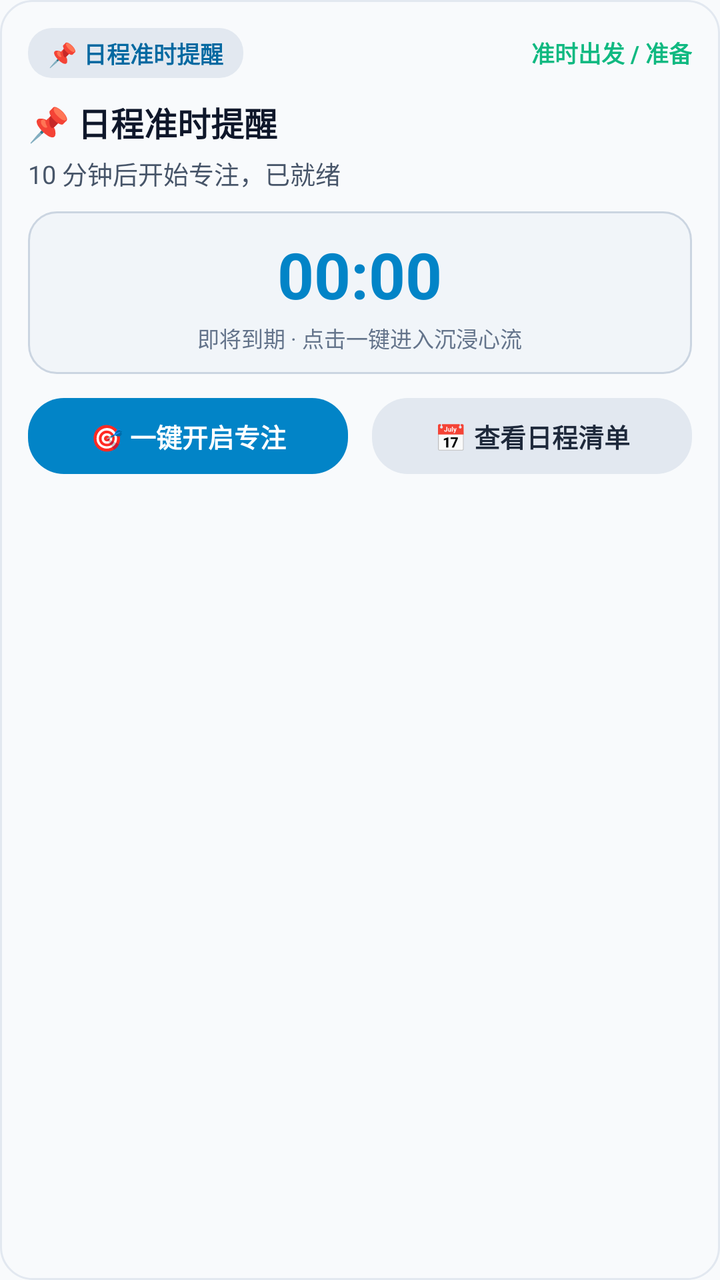
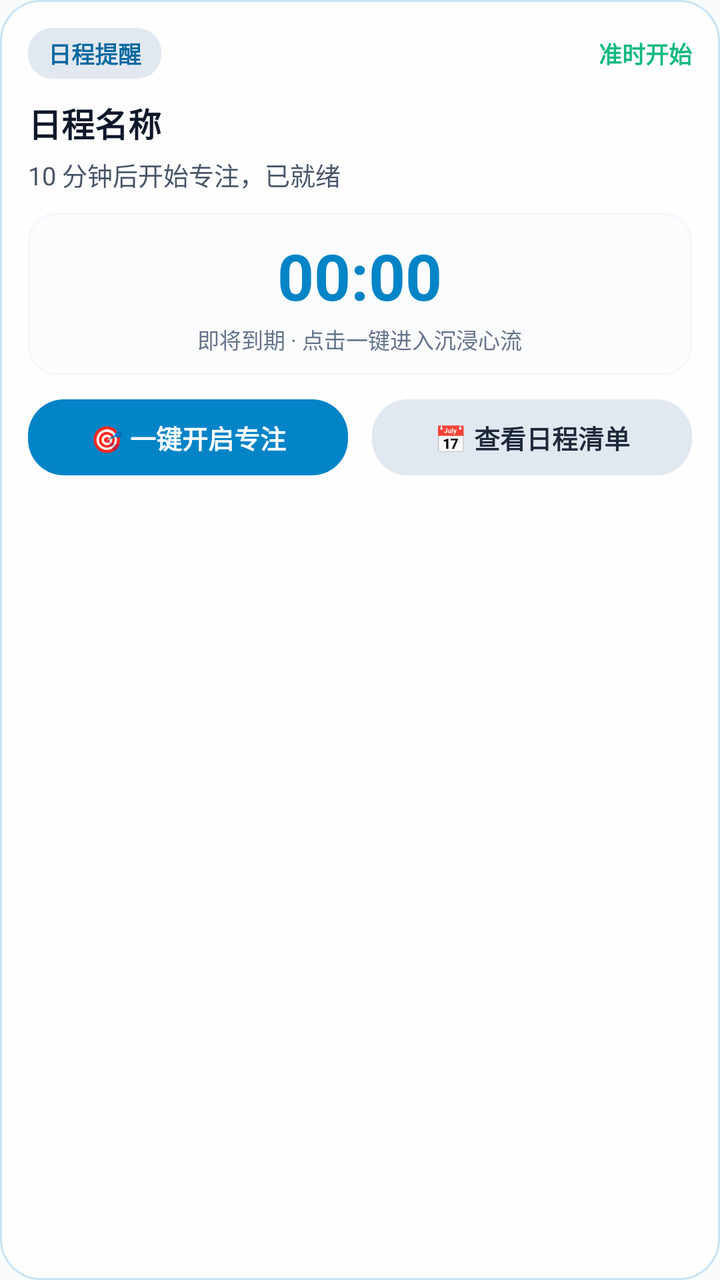

Two renders of the same Android screen: before a commit and after it. Below are the layout's source before the change and the commit's diff.
<!-- AndroidManifest.xml: application theme Theme.RMF -->
<!-- res/layout/notification_fluid_cloud_schedule_expanded.xml -->
<?xml version="1.0" encoding="utf-8"?>
<LinearLayout xmlns:android="http://schemas.android.com/apk/res/android"
    android:id="@+id/fluid_schedule_expanded_root"
    android:layout_width="match_parent"
    android:layout_height="wrap_content"
    android:orientation="vertical"
    android:background="@drawable/bg_fluid_card"
    android:padding="14dp">

    
    <LinearLayout
        android:layout_width="match_parent"
        android:layout_height="wrap_content"
        android:orientation="horizontal"
        android:gravity="center_vertical">

        <TextView
            android:id="@+id/fluid_schedule_expanded_header"
            android:layout_width="wrap_content"
            android:layout_height="wrap_content"
            android:paddingStart="10dp"
            android:paddingEnd="10dp"
            android:paddingTop="4dp"
            android:paddingBottom="4dp"
            android:text="📌 日程准时提醒"
            android:textColor="@color/fluid_notif_tag_text"
            android:textSize="11.5sp"
            android:textStyle="bold"
            android:background="@drawable/bg_fluid_tag" />

        <TextView
            android:layout_width="0dp"
            android:layout_height="wrap_content"
            android:layout_weight="1" />

        <TextView
            android:layout_width="wrap_content"
            android:layout_height="wrap_content"
            android:text="准时出发 / 准备"
            android:textColor="#10B981"
            android:textSize="11.5sp"
            android:textStyle="bold" />
    </LinearLayout>

    
    <TextView
        android:id="@+id/fluid_schedule_expanded_title"
        android:layout_width="match_parent"
        android:layout_height="wrap_content"
        android:layout_marginTop="10dp"
        android:text="📌 日程准时提醒"
        android:textColor="@color/fluid_notif_title"
        android:textSize="16.5sp"
        android:textStyle="bold"
        android:maxLines="2"
        android:ellipsize="end" />

    <TextView
        android:id="@+id/fluid_schedule_expanded_desc"
        android:layout_width="match_parent"
        android:layout_height="wrap_content"
        android:layout_marginTop="4dp"
        android:text="10 分钟后开始专注，已就绪"
        android:textColor="@color/fluid_notif_sub"
        android:textSize="12.5sp"
        android:maxLines="2"
        android:ellipsize="end" />

    
    <LinearLayout
        android:layout_width="match_parent"
        android:layout_height="wrap_content"
        android:layout_marginTop="10dp"
        android:orientation="vertical"
        android:gravity="center"
        android:paddingTop="10dp"
        android:paddingBottom="10dp"
        android:background="@drawable/bg_fluid_timer_pill">

        <Chronometer
            android:id="@+id/fluid_schedule_expanded_chronometer"
            android:layout_width="wrap_content"
            android:layout_height="wrap_content"
            android:gravity="center"
            android:textColor="@color/fluid_notif_chronometer"
            android:textSize="32sp"
            android:textStyle="bold" />

        <TextView
            android:layout_width="wrap_content"
            android:layout_height="wrap_content"
            android:layout_marginTop="2dp"
            android:gravity="center"
            android:text="即将到期 · 点击一键进入沉浸心流"
            android:textColor="@color/fluid_notif_muted"
            android:textSize="11sp" />
    </LinearLayout>

    
    <LinearLayout
        android:layout_width="match_parent"
        android:layout_height="wrap_content"
        android:layout_marginTop="12dp"
        android:orientation="horizontal"
        android:gravity="center">

        <TextView
            android:id="@+id/fluid_schedule_btn_focus"
            android:layout_width="0dp"
            android:layout_height="38dp"
            android:layout_weight="1"
            android:layout_marginEnd="6dp"
            android:gravity="center"
            android:text="🎯 一键开启专注"
            android:textColor="@color/fluid_notif_btn_primary_text"
            android:textSize="13sp"
            android:textStyle="bold"
            android:background="@drawable/bg_fluid_btn_primary" />

        <TextView
            android:id="@+id/fluid_schedule_btn_view"
            android:layout_width="0dp"
            android:layout_height="38dp"
            android:layout_weight="1"
            android:layout_marginStart="6dp"
            android:gravity="center"
            android:text="📅 查看日程清单"
            android:textColor="@color/fluid_notif_btn_secondary_text"
            android:textSize="13sp"
            android:textStyle="bold"
            android:background="@drawable/bg_fluid_btn_secondary" />
    </LinearLayout>

</LinearLayout>
<!-- resources referenced by this layout -->
<resources>
  <color name="fluid_notif_btn_primary_text">#FFFFFF</color>
  <color name="fluid_notif_btn_secondary_text">#1E293B</color>
  <color name="fluid_notif_chronometer">#0284C7</color>
  <color name="fluid_notif_muted">#64748B</color>
  <color name="fluid_notif_sub">#475569</color>
  <color name="fluid_notif_tag_text">#0369A1</color>
  <color name="fluid_notif_title">#0F172A</color>
  <!-- drawable bg_fluid_btn_primary (drawable) -->
  <?xml version="1.0" encoding="utf-8"?>
  <shape xmlns:android="http://schemas.android.com/apk/res/android"
      android:shape="rectangle">
      <corners android:radius="18dp" />
      <solid android:color="@color/fluid_notif_btn_primary_bg" />
  </shape>
  <!-- drawable bg_fluid_btn_secondary (drawable) -->
  <?xml version="1.0" encoding="utf-8"?>
  <shape xmlns:android="http://schemas.android.com/apk/res/android"
      android:shape="rectangle">
      <corners android:radius="18dp" />
      <solid android:color="@color/fluid_notif_btn_secondary_bg" />
  </shape>
  <!-- drawable bg_fluid_card (drawable) -->
  <?xml version="1.0" encoding="utf-8"?>
  <shape xmlns:android="http://schemas.android.com/apk/res/android"
      android:shape="rectangle">
      <corners android:radius="16dp" />
      <solid android:color="@color/fluid_notif_card_bg" />
      <stroke android:width="1dp" android:color="@color/fluid_notif_card_border" />
  </shape>
  <!-- drawable bg_fluid_tag (drawable) -->
  <?xml version="1.0" encoding="utf-8"?>
  <shape xmlns:android="http://schemas.android.com/apk/res/android"
      android:shape="rectangle">
      <corners android:radius="12dp" />
      <solid android:color="@color/fluid_notif_tag_bg" />
  </shape>
  <!-- drawable bg_fluid_timer_pill (drawable) -->
  <?xml version="1.0" encoding="utf-8"?>
  <shape xmlns:android="http://schemas.android.com/apk/res/android"
      android:shape="rectangle">
      <corners android:radius="14dp" />
      <solid android:color="@color/fluid_notif_timer_pill_bg" />
      <stroke android:width="1dp" android:color="@color/fluid_notif_timer_pill_border" />
  </shape>
  <style name="Theme.RMF" parent="android:Theme.Material.NoActionBar">
          <item name="android:statusBarColor">#F8FAFC</item>
          <item name="android:navigationBarColor">#FFFFFF</item>
          <item name="android:windowBackground">#F8FAFC</item>
          <item name="android:windowLightStatusBar">true</item>
      </style>
  <color name="fluid_notif_btn_primary_bg">#0284C7</color>
  <color name="fluid_notif_btn_secondary_bg">#E2E8F0</color>
  <color name="fluid_notif_card_bg">#F8FAFC</color>
  <color name="fluid_notif_card_border">#E2E8F0</color>
  <color name="fluid_notif_tag_bg">#E2E8F0</color>
  <color name="fluid_notif_timer_pill_bg">#F1F5F9</color>
  <color name="fluid_notif_timer_pill_border">#CBD5E1</color>
</resources>

<!-- the commit's change to res/layout/notification_fluid_cloud_schedule_expanded.xml (unified diff, before → after) -->
@@ -22,7 +22,7 @@
             android:paddingEnd="10dp"
             android:paddingTop="4dp"
             android:paddingBottom="4dp"
-            android:text="📌 日程准时提醒"
+            android:text="日程提醒"
             android:textColor="@color/fluid_notif_tag_text"
             android:textSize="11.5sp"
             android:textStyle="bold"
@@ -36,7 +36,7 @@
         <TextView
             android:layout_width="wrap_content"
             android:layout_height="wrap_content"
-            android:text="准时出发 / 准备"
+            android:text="准时开始"
             android:textColor="#10B981"
             android:textSize="11.5sp"
             android:textStyle="bold" />
@@ -48,7 +48,7 @@
         android:layout_width="match_parent"
         android:layout_height="wrap_content"
         android:layout_marginTop="10dp"
-        android:text="📌 日程准时提醒"
+        android:text="日程名称"
         android:textColor="@color/fluid_notif_title"
         android:textSize="16.5sp"
         android:textStyle="bold"
<!-- resource entries referenced after the edit -->
@@ -25,7 +25,7 @@
   <?xml version="1.0" encoding="utf-8"?>
   <shape xmlns:android="http://schemas.android.com/apk/res/android"
       android:shape="rectangle">
-      <corners android:radius="16dp" />
+      <corners android:radius="20dp" />
       <solid android:color="@color/fluid_notif_card_bg" />
       <stroke android:width="1dp" android:color="@color/fluid_notif_card_border" />
   </shape>
@@ -52,10 +52,10 @@
       </style>
   <color name="fluid_notif_btn_primary_bg">#0284C7</color>
   <color name="fluid_notif_btn_secondary_bg">#E2E8F0</color>
-  <color name="fluid_notif_card_bg">#F8FAFC</color>
-  <color name="fluid_notif_card_border">#E2E8F0</color>
+  <color name="fluid_notif_card_bg">#E6FFFFFF</color>
+  <color name="fluid_notif_card_border">#330284C7</color>
   <color name="fluid_notif_tag_bg">#E2E8F0</color>
-  <color name="fluid_notif_timer_pill_bg">#F1F5F9</color>
-  <color name="fluid_notif_timer_pill_border">#CBD5E1</color>
+  <color name="fluid_notif_timer_pill_bg">#4DF1F5F9</color>
+  <color name="fluid_notif_timer_pill_border">#2ECBD5E1</color>
 </resources>
 
